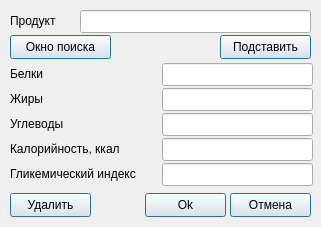
Old version of the form source/edit.ui in the repository arcan1s/food_gui.
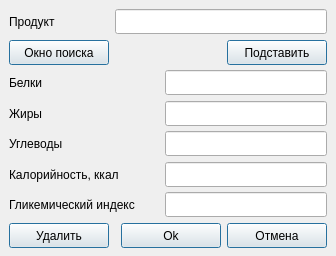
New version of the form.

The edit to the form file:
```diff
--- a/source/edit.ui
+++ b/source/edit.ui
@@ -6,250 +6,497 @@
    <rect>
     <x>0</x>
     <y>0</y>
-    <width>321</width>
-    <height>227</height>
+    <width>336</width>
+    <height>256</height>
    </rect>
   </property>
+  <property name="minimumSize">
+   <size>
+    <width>336</width>
+    <height>256</height>
+   </size>
+  </property>
   <property name="windowTitle">
    <string>Редактировать</string>
   </property>
   <widget class="QWidget" name="centralwidget">
-   <widget class="QPushButton" name="cancelbut">
-    <property name="geometry">
-     <rect>
-      <x>230</x>
-      <y>193</y>
-      <width>81</width>
-      <height>24</height>
-     </rect>
-    </property>
-    <property name="text">
-     <string>Отмена</string>
-    </property>
-    <property name="default">
-     <bool>true</bool>
-    </property>
-   </widget>
-   <widget class="QPushButton" name="okbut">
-    <property name="geometry">
-     <rect>
-      <x>145</x>
-      <y>193</y>
-      <width>81</width>
-      <height>24</height>
-     </rect>
+   <property name="minimumSize">
+    <size>
+     <width>336</width>
+     <height>256</height>
+    </size>
+   </property>
+   <layout class="QGridLayout" name="gridLayout">
+    <item row="0" column="0">
+     <layout class="QHBoxLayout" name="horizontalLayout">
+      <item>
+       <widget class="QLabel" name="subs_lab">
+        <property name="sizePolicy">
+         <sizepolicy hsizetype="Fixed" vsizetype="Fixed">
+          <horstretch>0</horstretch>
+          <verstretch>0</verstretch>
+         </sizepolicy>
+        </property>
+        <property name="minimumSize">
+         <size>
+          <width>100</width>
+          <height>25</height>
+         </size>
+        </property>
+        <property name="maximumSize">
+         <size>
+          <width>100</width>
+          <height>25</height>
+         </size>
     </property>
     <property name="text">
-     <string>Ok</string>
-    </property>
-    <property name="default">
-     <bool>true</bool>
-    </property>
-   </widget>
+         <string>Продукт</string>
+        </property>
+       </widget>
+      </item>
+      <item>
    <widget class="QLineEdit" name="search_line">
-    <property name="geometry">
-     <rect>
-      <x>80</x>
-      <y>10</y>
-      <width>231</width>
-      <height>23</height>
-     </rect>
-    </property>
-    <property name="alignment">
-     <set>Qt::AlignRight|Qt::AlignTrailing|Qt::AlignVCenter</set>
-    </property>
-   </widget>
-   <widget class="QLineEdit" name="carb_line">
-    <property name="geometry">
-     <rect>
-      <x>162</x>
-      <y>113</y>
-      <width>151</width>
-      <height>23</height>
-     </rect>
-    </property>
+        <property name="minimumSize">
+         <size>
+          <width>100</width>
+          <height>25</height>
+         </size>
+        </property>
+        <property name="maximumSize">
+         <size>
+          <width>16777215</width>
+          <height>25</height>
+         </size>
+        </property>
     <property name="alignment">
      <set>Qt::AlignRight|Qt::AlignTrailing|Qt::AlignVCenter</set>
     </property>
    </widget>
-   <widget class="QLineEdit" name="prot_line">
-    <property name="geometry">
-     <rect>
-      <x>162</x>
-      <y>63</y>
-      <width>151</width>
-      <height>23</height>
-     </rect>
-    </property>
-    <property name="alignment">
-     <set>Qt::AlignRight|Qt::AlignTrailing|Qt::AlignVCenter</set>
-    </property>
-   </widget>
-   <widget class="QLineEdit" name="lip_line">
-    <property name="geometry">
-     <rect>
-      <x>162</x>
-      <y>88</y>
-      <width>151</width>
-      <height>23</height>
-     </rect>
-    </property>
-    <property name="alignment">
-     <set>Qt::AlignRight|Qt::AlignTrailing|Qt::AlignVCenter</set>
-    </property>
-   </widget>
-   <widget class="QLineEdit" name="ccal_line">
-    <property name="geometry">
-     <rect>
-      <x>162</x>
-      <y>138</y>
-      <width>151</width>
-      <height>23</height>
-     </rect>
-    </property>
-    <property name="alignment">
-     <set>Qt::AlignRight|Qt::AlignTrailing|Qt::AlignVCenter</set>
-    </property>
-   </widget>
-   <widget class="QLineEdit" name="glyc_line">
-    <property name="geometry">
-     <rect>
-      <x>162</x>
-      <y>163</y>
-      <width>151</width>
-      <height>23</height>
-     </rect>
-    </property>
-    <property name="alignment">
-     <set>Qt::AlignRight|Qt::AlignTrailing|Qt::AlignVCenter</set>
-    </property>
-   </widget>
-   <widget class="QPushButton" name="deletebut">
-    <property name="geometry">
-     <rect>
-      <x>10</x>
-      <y>193</y>
-      <width>81</width>
-      <height>24</height>
-     </rect>
+      </item>
+     </layout>
+    </item>
+    <item row="1" column="0">
+     <layout class="QHBoxLayout" name="horizontalLayout_2">
+      <item>
+       <widget class="QPushButton" name="searchbut">
+        <property name="sizePolicy">
+         <sizepolicy hsizetype="Fixed" vsizetype="Fixed">
+          <horstretch>0</horstretch>
+          <verstretch>0</verstretch>
+         </sizepolicy>
+        </property>
+        <property name="minimumSize">
+         <size>
+          <width>100</width>
+          <height>25</height>
+         </size>
+        </property>
+        <property name="maximumSize">
+         <size>
+          <width>100</width>
+          <height>25</height>
+         </size>
+        </property>
+        <property name="text">
+         <string>Окно поиска</string>
+        </property>
+        <property name="default">
+         <bool>true</bool>
+        </property>
+       </widget>
+      </item>
+      <item>
+       <spacer name="horizontalSpacer">
+        <property name="orientation">
+         <enum>Qt::Horizontal</enum>
+        </property>
+        <property name="sizeHint" stdset="0">
+         <size>
+          <width>40</width>
+          <height>20</height>
+         </size>
+        </property>
+       </spacer>
+      </item>
+      <item>
+       <widget class="QPushButton" name="substitutebut">
+        <property name="sizePolicy">
+         <sizepolicy hsizetype="Fixed" vsizetype="Fixed">
+          <horstretch>0</horstretch>
+          <verstretch>0</verstretch>
+         </sizepolicy>
+        </property>
+        <property name="minimumSize">
+         <size>
+          <width>100</width>
+          <height>25</height>
+         </size>
+        </property>
+        <property name="maximumSize">
+         <size>
+          <width>100</width>
+          <height>25</height>
+         </size>
     </property>
     <property name="text">
-     <string>Удалить</string>
+         <string>Подставить</string>
     </property>
     <property name="default">
      <bool>true</bool>
     </property>
    </widget>
+      </item>
+     </layout>
+    </item>
+    <item row="2" column="0">
+     <layout class="QHBoxLayout" name="horizontalLayout_3">
+      <item>
    <widget class="QLabel" name="prot_lab">
-    <property name="geometry">
-     <rect>
-      <x>10</x>
-      <y>63</y>
-      <width>151</width>
-      <height>21</height>
-     </rect>
+        <property name="sizePolicy">
+         <sizepolicy hsizetype="Fixed" vsizetype="Fixed">
+          <horstretch>0</horstretch>
+          <verstretch>0</verstretch>
+         </sizepolicy>
+        </property>
+        <property name="minimumSize">
+         <size>
+          <width>150</width>
+          <height>25</height>
+         </size>
+        </property>
+        <property name="maximumSize">
+         <size>
+          <width>150</width>
+          <height>25</height>
+         </size>
     </property>
     <property name="text">
      <string>Белки</string>
     </property>
    </widget>
+      </item>
+      <item>
+       <widget class="QLineEdit" name="prot_line">
+        <property name="minimumSize">
+         <size>
+          <width>100</width>
+          <height>25</height>
+         </size>
+        </property>
+        <property name="maximumSize">
+         <size>
+          <width>16777215</width>
+          <height>25</height>
+         </size>
+        </property>
+        <property name="alignment">
+         <set>Qt::AlignRight|Qt::AlignTrailing|Qt::AlignVCenter</set>
+        </property>
+       </widget>
+      </item>
+     </layout>
+    </item>
+    <item row="3" column="0">
+     <layout class="QHBoxLayout" name="horizontalLayout_4">
+      <item>
    <widget class="QLabel" name="lip_lab">
-    <property name="geometry">
-     <rect>
-      <x>10</x>
-      <y>88</y>
-      <width>151</width>
-      <height>21</height>
-     </rect>
+        <property name="sizePolicy">
+         <sizepolicy hsizetype="Fixed" vsizetype="Fixed">
+          <horstretch>0</horstretch>
+          <verstretch>0</verstretch>
+         </sizepolicy>
+        </property>
+        <property name="minimumSize">
+         <size>
+          <width>150</width>
+          <height>25</height>
+         </size>
+        </property>
+        <property name="maximumSize">
+         <size>
+          <width>150</width>
+          <height>25</height>
+         </size>
     </property>
     <property name="text">
      <string>Жиры</string>
     </property>
    </widget>
+      </item>
+      <item>
+       <widget class="QLineEdit" name="lip_line">
+        <property name="minimumSize">
+         <size>
+          <width>100</width>
+          <height>25</height>
+         </size>
+        </property>
+        <property name="maximumSize">
+         <size>
+          <width>16777215</width>
+          <height>25</height>
+         </size>
+        </property>
+        <property name="alignment">
+         <set>Qt::AlignRight|Qt::AlignTrailing|Qt::AlignVCenter</set>
+        </property>
+       </widget>
+      </item>
+     </layout>
+    </item>
+    <item row="4" column="0">
+     <layout class="QHBoxLayout" name="horizontalLayout_5">
+      <item>
    <widget class="QLabel" name="carb_lab">
-    <property name="geometry">
-     <rect>
-      <x>10</x>
-      <y>113</y>
-      <width>151</width>
-      <height>21</height>
-     </rect>
+        <property name="sizePolicy">
+         <sizepolicy hsizetype="Fixed" vsizetype="Fixed">
+          <horstretch>0</horstretch>
+          <verstretch>0</verstretch>
+         </sizepolicy>
+        </property>
+        <property name="minimumSize">
+         <size>
+          <width>150</width>
+          <height>25</height>
+         </size>
+        </property>
+        <property name="maximumSize">
+         <size>
+          <width>150</width>
+          <height>25</height>
+         </size>
     </property>
     <property name="text">
      <string>Углеводы</string>
     </property>
    </widget>
+      </item>
+      <item>
+       <widget class="QLineEdit" name="carb_line">
+        <property name="minimumSize">
+         <size>
+          <width>100</width>
+          <height>25</height>
+         </size>
+        </property>
+        <property name="maximumSize">
+         <size>
+          <width>16777215</width>
+          <height>25</height>
+         </size>
+        </property>
+        <property name="alignment">
+         <set>Qt::AlignRight|Qt::AlignTrailing|Qt::AlignVCenter</set>
+        </property>
+       </widget>
+      </item>
+     </layout>
+    </item>
+    <item row="5" column="0">
+     <layout class="QHBoxLayout" name="horizontalLayout_6">
+      <item>
    <widget class="QLabel" name="ccal_lab">
-    <property name="geometry">
-     <rect>
-      <x>10</x>
-      <y>138</y>
-      <width>151</width>
-      <height>21</height>
-     </rect>
+        <property name="sizePolicy">
+         <sizepolicy hsizetype="Fixed" vsizetype="Fixed">
+          <horstretch>0</horstretch>
+          <verstretch>0</verstretch>
+         </sizepolicy>
+        </property>
+        <property name="minimumSize">
+         <size>
+          <width>150</width>
+          <height>25</height>
+         </size>
+        </property>
+        <property name="maximumSize">
+         <size>
+          <width>150</width>
+          <height>25</height>
+         </size>
     </property>
     <property name="text">
      <string>Калорийность, ккал</string>
     </property>
    </widget>
+      </item>
+      <item>
+       <widget class="QLineEdit" name="ccal_line">
+        <property name="minimumSize">
+         <size>
+          <width>100</width>
+          <height>25</height>
+         </size>
+        </property>
+        <property name="maximumSize">
+         <size>
+          <width>16777215</width>
+          <height>25</height>
+         </size>
+        </property>
+        <property name="alignment">
+         <set>Qt::AlignRight|Qt::AlignTrailing|Qt::AlignVCenter</set>
+        </property>
+       </widget>
+      </item>
+     </layout>
+    </item>
+    <item row="6" column="0">
+     <layout class="QHBoxLayout" name="horizontalLayout_7">
+      <item>
    <widget class="QLabel" name="glyc_lab">
-    <property name="geometry">
-     <rect>
-      <x>10</x>
-      <y>163</y>
-      <width>151</width>
-      <height>21</height>
-     </rect>
+        <property name="sizePolicy">
+         <sizepolicy hsizetype="Fixed" vsizetype="Fixed">
+          <horstretch>0</horstretch>
+          <verstretch>0</verstretch>
+         </sizepolicy>
+        </property>
+        <property name="minimumSize">
+         <size>
+          <width>150</width>
+          <height>25</height>
+         </size>
+        </property>
+        <property name="maximumSize">
+         <size>
+          <width>16777215</width>
+          <height>25</height>
+         </size>
     </property>
     <property name="text">
      <string>Гликемический индекс</string>
     </property>
    </widget>
-   <widget class="QLabel" name="subs_lab">
-    <property name="geometry">
-     <rect>
-      <x>10</x>
-      <y>10</y>
-      <width>71</width>
-      <height>21</height>
-     </rect>
-    </property>
+      </item>
+      <item>
+       <widget class="QLineEdit" name="glyc_line">
+        <property name="minimumSize">
+         <size>
+          <width>100</width>
+          <height>25</height>
+         </size>
+        </property>
+        <property name="maximumSize">
+         <size>
+          <width>16777215</width>
+          <height>25</height>
+         </size>
+        </property>
+        <property name="alignment">
+         <set>Qt::AlignRight|Qt::AlignTrailing|Qt::AlignVCenter</set>
+        </property>
+       </widget>
+      </item>
+     </layout>
+    </item>
+    <item row="7" column="0">
+     <layout class="QHBoxLayout" name="horizontalLayout_8">
+      <item>
+       <widget class="QPushButton" name="deletebut">
+        <property name="sizePolicy">
+         <sizepolicy hsizetype="Fixed" vsizetype="Fixed">
+          <horstretch>0</horstretch>
+          <verstretch>0</verstretch>
+         </sizepolicy>
+        </property>
+        <property name="minimumSize">
+         <size>
+          <width>100</width>
+          <height>25</height>
+         </size>
+        </property>
+        <property name="maximumSize">
+         <size>
+          <width>100</width>
+          <height>25</height>
+         </size>
+        </property>
     <property name="text">
-     <string>Продукт</string>
-    </property>
-   </widget>
-   <widget class="QPushButton" name="searchbut">
-    <property name="geometry">
-     <rect>
-      <x>10</x>
-      <y>35</y>
-      <width>101</width>
-      <height>24</height>
-     </rect>
-    </property>
+         <string>Удалить</string>
+        </property>
+        <property name="default">
+         <bool>true</bool>
+        </property>
+       </widget>
+      </item>
+      <item>
+       <spacer name="horizontalSpacer_2">
+        <property name="orientation">
+         <enum>Qt::Horizontal</enum>
+        </property>
+        <property name="sizeHint" stdset="0">
+         <size>
+          <width>40</width>
+          <height>20</height>
+         </size>
+        </property>
+       </spacer>
+      </item>
+      <item>
+       <widget class="QPushButton" name="okbut">
+        <property name="minimumSize">
+         <size>
+          <width>100</width>
+          <height>25</height>
+         </size>
+        </property>
+        <property name="maximumSize">
+         <size>
+          <width>100</width>
+          <height>25</height>
+         </size>
+        </property>
     <property name="text">
-     <string>Окно поиска</string>
+         <string>Ok</string>
     </property>
     <property name="default">
      <bool>true</bool>
     </property>
    </widget>
-   <widget class="QPushButton" name="substitutebut">
-    <property name="geometry">
-     <rect>
-      <x>220</x>
-      <y>35</y>
-      <width>91</width>
-      <height>24</height>
-     </rect>
-    </property>
+      </item>
+      <item>
+       <widget class="QPushButton" name="cancelbut">
+        <property name="sizePolicy">
+         <sizepolicy hsizetype="Fixed" vsizetype="Fixed">
+          <horstretch>0</horstretch>
+          <verstretch>0</verstretch>
+         </sizepolicy>
+        </property>
+        <property name="minimumSize">
+         <size>
+          <width>100</width>
+          <height>25</height>
+         </size>
+        </property>
+        <property name="maximumSize">
+         <size>
+          <width>100</width>
+          <height>25</height>
+         </size>
+        </property>
     <property name="text">
-     <string>Подставить</string>
+         <string>Отмена</string>
     </property>
     <property name="default">
      <bool>true</bool>
     </property>
    </widget>
+      </item>
+     </layout>
+    </item>
+    <item row="8" column="0">
+     <spacer name="verticalSpacer">
+      <property name="orientation">
+       <enum>Qt::Vertical</enum>
+      </property>
+      <property name="sizeHint" stdset="0">
+       <size>
+        <width>20</width>
+        <height>0</height>
+       </size>
+      </property>
+     </spacer>
+    </item>
+   </layout>
   </widget>
  </widget>
  <tabstops>
```
Left out of the diff: 13 changed lines with no effect on the pictures. Lines whose indentation alone changed are shown as unchanged.
